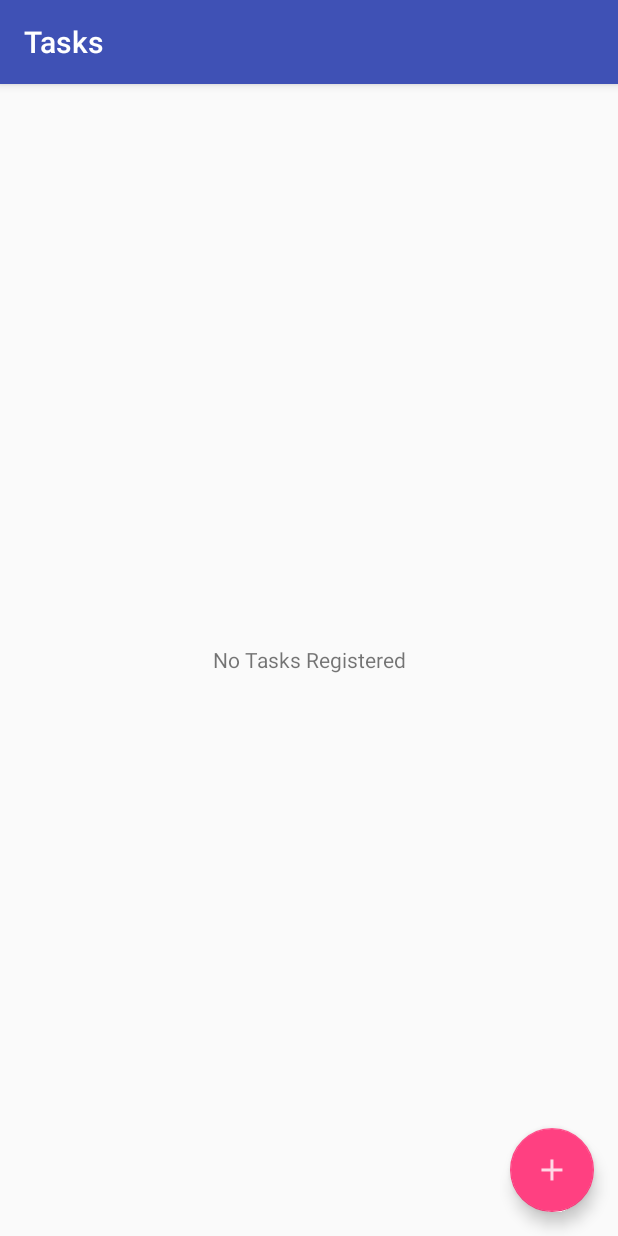
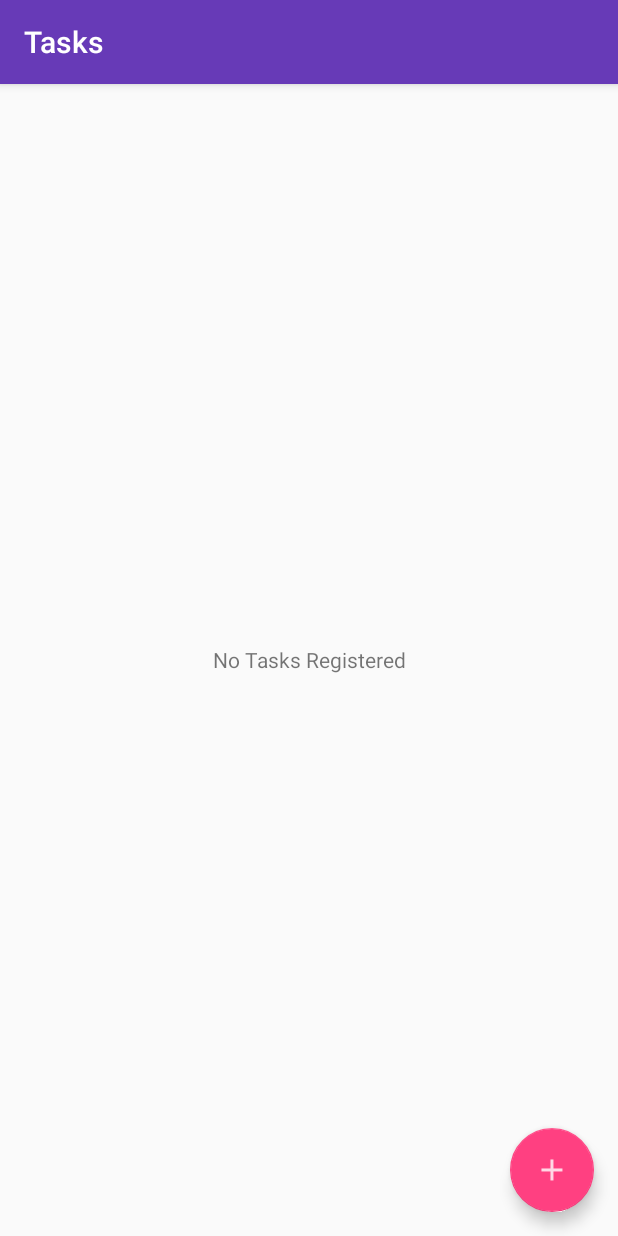
Before and after one commit to eduardossampaio/tarefas, an Android app: the screen it shows after launch (ListTasksActivity), on a phone screen of 412 x 824 dp. Run offline under Robolectric (Android 15) with nearby library versions, the phone set to English and light mode, and no system bars.

```diff
--- a/tarefas2/app/src/main/res/values/colors.xml
+++ b/tarefas2/app/src/main/res/values/colors.xml
@@ -1,6 +1,11 @@
 <?xml version="1.0" encoding="utf-8"?>
 <resources>
-    <color name="colorPrimary">#3F51B5</color>
-    <color name="colorPrimaryDark">#303F9F</color>
-    <color name="colorAccent">#FF4081</color>
+    <color name="primary">#673AB7</color>
+    <color name="primary_dark">#512DA8</color>
+    <color name="primary_light">#D1C4E9</color>
+    <color name="accent">#FF4081</color>
+    <color name="primary_text">#212121</color>
+    <color name="secondary_text">#757575</color>
+    <color name="icons">#FFFFFF</color>
+    <color name="divider">#BDBDBD</color>
 </resources>
--- a/tarefas2/app/src/main/res/values/styles.xml
+++ b/tarefas2/app/src/main/res/values/styles.xml
@@ -3,17 +3,17 @@
     <!-- Base application theme. -->
     <style name="AppTheme" parent="Base.Theme.AppCompat.Light.DarkActionBar">
         <!-- Customize your theme here. -->
-        <item name="colorPrimary">@color/colorPrimary</item>
-        <item name="colorPrimaryDark">@color/colorPrimaryDark</item>
-        <item name="colorAccent">@color/colorAccent</item>
+        <item name="colorPrimary">@color/primary</item>
+        <item name="colorPrimaryDark">@color/primary_dark</item>
+        <item name="colorAccent">@color/accent</item>
         <!--<item name="android:fontFamily">Roboto Regular 16sp</item>-->
     </style>
 
     <style name="AppThemeDialog" parent="Base.Theme.AppCompat.Light.Dialog">
         <!-- Customize your theme here. -->
-        <item name="colorPrimary">@color/colorPrimary</item>
-        <item name="colorPrimaryDark">@color/colorPrimaryDark</item>
-        <item name="colorAccent">@color/colorAccent</item>
+        <item name="colorPrimary">@color/primary</item>
+        <item name="colorPrimaryDark">@color/primary_dark</item>
+        <item name="colorAccent">@color/accent</item>
         <!--<item name="android:fontFamily">Roboto Regular 16sp</item>-->
     </style>
 
@@ -44,7 +44,7 @@
     <style name="button" parent="AppTheme">
         <item name="android:minWidth">88dp</item>
         <item name="android:height">36dp</item>
-        <item name="colorControlHighlight">@color/colorAccent</item>
+        <item name="colorControlHighlight">@color/accent</item>
     </style>
 
 
```
Also changed, not shown: tarefas2/app/src/main/java/com/apps/esampaio/tarefas/entities/DateTime.java (+14 -3 lines), tarefas2/app/src/main/java/com/apps/esampaio/tarefas/view/activity/ListSubtasksActivity.java (+23 -23 lines), tarefas2/app/src/main/java/com/apps/esampaio/tarefas/view/activity/adapter/ListSubtaskAdapter.java (+0 -8 lines).
